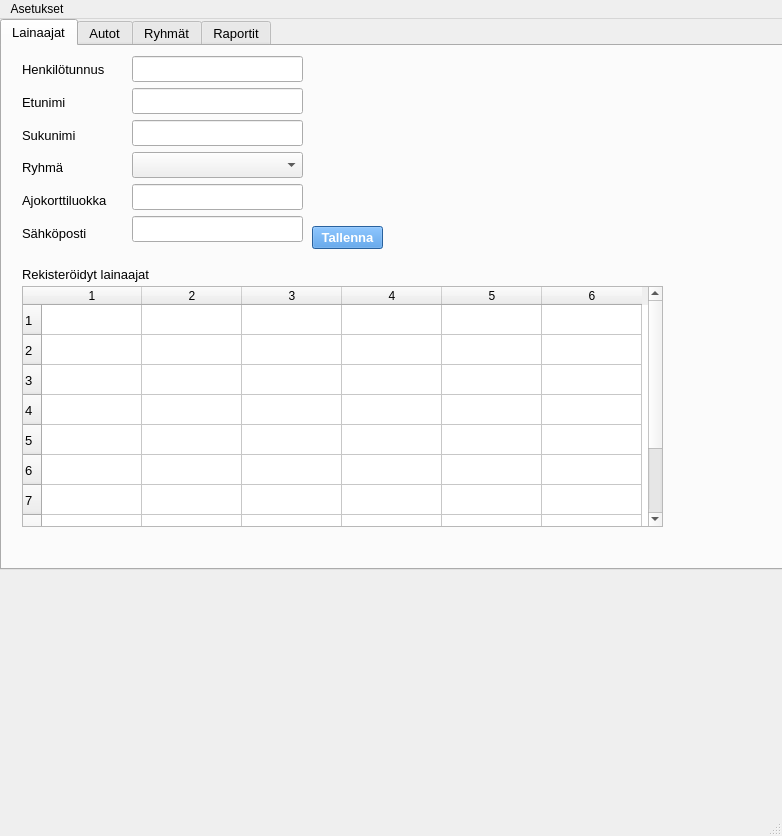
Qt form administrative.ui (Sadiqa-Khawari/Autolainaus) before a commit.
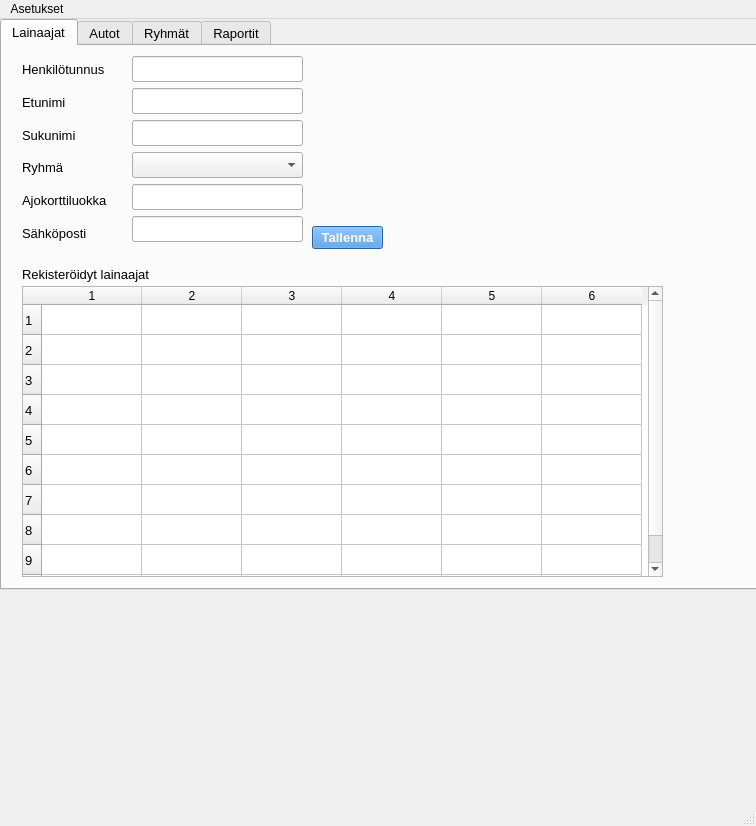
The same form after that commit. Icons and pictures are not drawn.

Commit message: LISÄTTU

```diff
--- a/administrative.ui
+++ b/administrative.ui
@@ -6,8 +6,8 @@
    <rect>
     <x>0</x>
     <y>0</y>
-    <width>782</width>
-    <height>836</height>
+    <width>756</width>
+    <height>826</height>
    </rect>
   </property>
   <property name="windowTitle">
@@ -23,7 +23,7 @@
       <x>0</x>
       <y>0</y>
       <width>783</width>
-      <height>551</height>
+      <height>571</height>
      </rect>
     </property>
     <property name="font">
@@ -50,7 +50,7 @@
         <x>20</x>
         <y>240</y>
         <width>641</width>
-        <height>241</height>
+        <height>291</height>
        </rect>
       </property>
       <property name="cursor" stdset="0">
@@ -863,7 +863,7 @@
     <rect>
      <x>0</x>
      <y>0</y>
-     <width>782</width>
+     <width>756</width>
      <height>33</height>
     </rect>
    </property>
```
Left out of the diff: 4 changed lines with no effect on the pictures. The commit also changes 1 other file.
